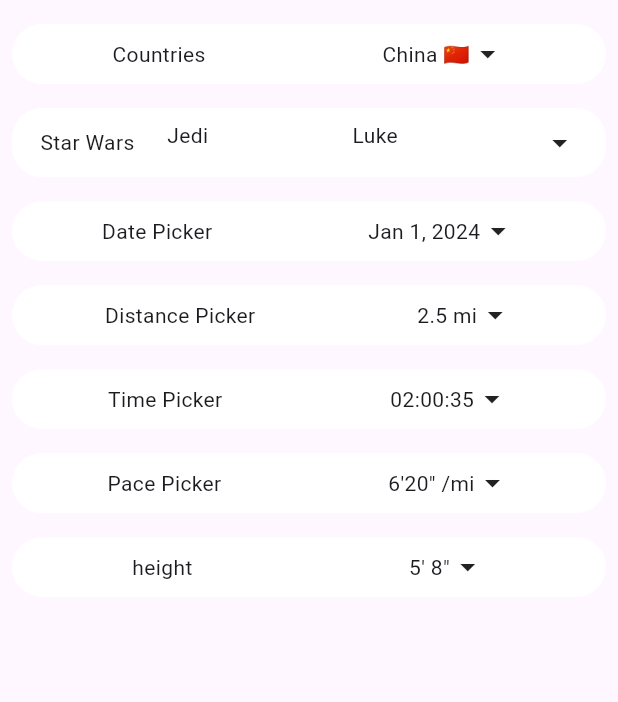
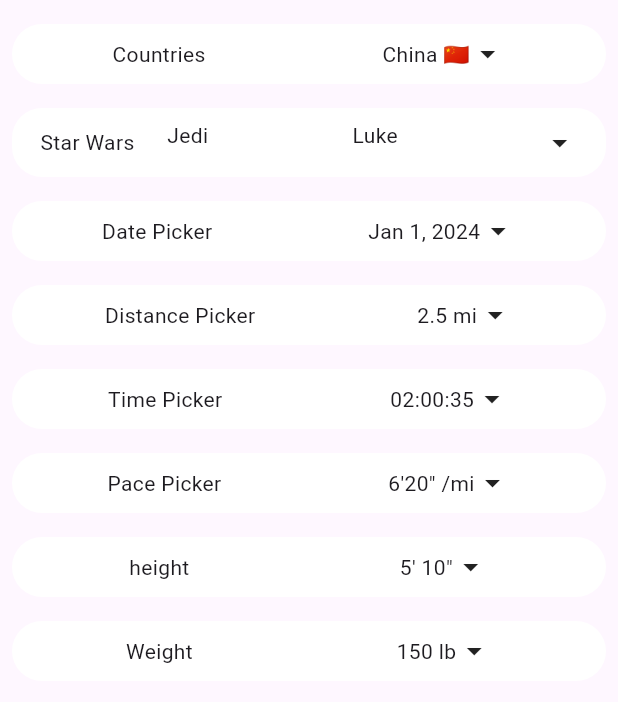
Before and after one commit to fanjin-z/dropdown_wheel_picker, a Flutter app: the screen it shows after launch, on a phone screen of 412 x 824 dp. Shown: the top 702 px of the screen. Run offline on Flutter 3.47's test engine with Material 3 defaults, Android fonts, the phone set to English and light mode, and no system bars.

Commit message:
Impl weight picker

```diff
--- a/example/lib/main.dart
+++ b/example/lib/main.dart
@@ -95,7 +95,14 @@ class _MyHomePageState extends State<MyHomePage> {
               ),
               SizedBox(height: 16),
               DropdownHeightPicker(
-                  pickerTitle: Text('height'), initialHeight: Length(68, 'in'))
+                  pickerTitle: Text('height'),
+                  initialHeight: Length(70, 'in'),
+                  onChanged: (value) => print(value)),
+              SizedBox(height: 16),
+              DropdownWeightPicker(
+                  pickerTitle: Text('Weight'),
+                  initialWieght: Mass(150, 'lb'),
+                  onChanged: (value) => print(value)),
             ],
           )),
     ));
--- a/lib/dropdown_wheel_picker.dart
+++ b/lib/dropdown_wheel_picker.dart
@@ -5,3 +5,4 @@ export 'src/time_picker.dart';
 export 'src/pace_picker.dart';
 export 'src/unit_type.dart';
 export 'src/height_picker.dart';
+export 'src/weight_picker.dart';
--- a/lib/src/unit_type.dart
+++ b/lib/src/unit_type.dart
@@ -1,13 +1,19 @@
 class Length {
   num value;
-  String unit;
+  String unit; // ['m', 'km', 'mi'], ['cm', 'in']
 
   Length(this.value, this.unit);
+
+  @override
+  String toString() {
+    return '${value.toString()} $unit';
+  }
 }
+
 
 class Pace {
   Duration duration;
-  String unit;
+  String unit; // '/km', '/mi'
 
   Pace(this.duration, this.unit);
 
@@ -16,3 +22,16 @@ class Pace {
     return '${duration.toString()} $unit';
   }
 }
+
+
+class Mass {
+  num value;
+  String unit; // 'kg', 'lb'
+
+  Mass(this.value, this.unit);
+
+  @override
+  String toString() {
+    return '${value.toString()} $unit';
+  }
+}
--- /dev/null
+++ b/lib/src/weight_picker.dart
@@ -0,0 +1,142 @@
+import 'package:flutter/material.dart';
+
+import 'scroll_view.dart';
+import 'unit_type.dart';
+
+class DropdownWeightPicker extends StatefulWidget {
+  const DropdownWeightPicker(
+      {super.key,
+      required this.pickerTitle,
+      this.onChanged,
+      this.initialWieght,
+      this.scrollWheelHeight = 100,
+      this.backgroundColor = Colors.white});
+
+  final Widget pickerTitle;
+  final ValueChanged<Mass>? onChanged;
+  final Mass? initialWieght;
+  final double scrollWheelHeight;
+  final Color backgroundColor;
+
+  @override
+  State<DropdownWeightPicker> createState() => _DropdownWeightPickerState();
+}
+
+class _DropdownWeightPickerState extends State<DropdownWeightPicker> {
+  bool isToggle = false;
+  Mass weight = Mass(0, 'kg');
+  late ScrollController weightCtrl;
+
+  @override
+  void initState() {
+    super.initState();
+    if (widget.initialWieght != null) {
+      weight.value = widget.initialWieght!.value;
+      weight.unit = widget.initialWieght!.unit;
+    }
+    weightCtrl = FixedExtentScrollController(initialItem: weight.value.toInt());
+  }
+
+  @override
+  void dispose() {
+    weightCtrl.dispose();
+    super.dispose();
+  }
+
+  @override
+  Widget build(BuildContext context) {
+    return Container(
+        decoration: BoxDecoration(
+          color: widget.backgroundColor,
+          borderRadius: BorderRadius.circular(20),
+        ),
+        child: Padding(
+            padding: const EdgeInsets.all(8.0),
+            child: Column(children: [
+              GestureDetector(
+                  behavior: HitTestBehavior.translucent,
+                  onTap: () => setState(() {
+                        isToggle = !isToggle;
+                      }),
+                  child: Row(
+                    mainAxisAlignment: MainAxisAlignment.spaceAround,
+                    children: [
+                      widget.pickerTitle,
+                      Row(children: [
+                        Text('${weight.value} ${weight.unit}'),
+                        isToggle
+                            ? const Icon(Icons.arrow_drop_up)
+                            : const Icon(Icons.arrow_drop_down)
+                      ]),
+                    ],
+                  )),
+              Visibility(
+                  visible: isToggle,
+                  child: Column(
+                    children: [
+                      Divider(),
+                      Row(
+                        children: [
+                          const Text('Unit'),
+                          Expanded(
+                            child: ListTile(
+                                contentPadding: const EdgeInsets.all(0),
+                                horizontalTitleGap: 0,
+                                title: const Text('kg'),
+                                leading: Radio(
+                                    value: 'kg',
+                                    groupValue: weight.unit,
+                                    onChanged: (String? unit) {
+                                      if (unit != null) {
+                                        setState(() {
+                                          weight.unit = unit;
+                                        });
+                                        if (widget.onChanged != null) {
+                                          widget.onChanged!(weight);
+                                        }
+                                      }
+                                    })),
+                          ),
+                          Expanded(
+                            child: ListTile(
+                                contentPadding: const EdgeInsets.all(0),
+                                horizontalTitleGap: 0,
+                                title: const Text('lb'),
+                                leading: Radio(
+                                    value: 'lb',
+                                    groupValue: weight.unit,
+                                    onChanged: (String? unit) {
+                                      if (unit != null) {
+                                        setState(() {
+                                          weight.unit = unit;
+                                        });
+                                        if (widget.onChanged != null) {
+                                          widget.onChanged!(weight);
+                                        }
+                                      }
+                                    })),
+                          ),
+                        ],
+                      ),
+                      SizedBox(
+                        height: widget.scrollWheelHeight,
+                        child: ItemScrollView(
+                          key: PageStorageKey(hashCode),
+                          width: MediaQuery.of(context).size.width,
+                          controller: weightCtrl,
+                          items: List.generate(300, (index) => Text('$index')),
+                          onChanged: (index) {
+                            setState(() {
+                              weight.value = index;
+                            });
+                            if (widget.onChanged != null) {
+                              widget.onChanged!(weight);
+                            }
+                          },
+                        ),
+                      )
+                    ],
+                  ))
+            ])));
+  }
+}
```
